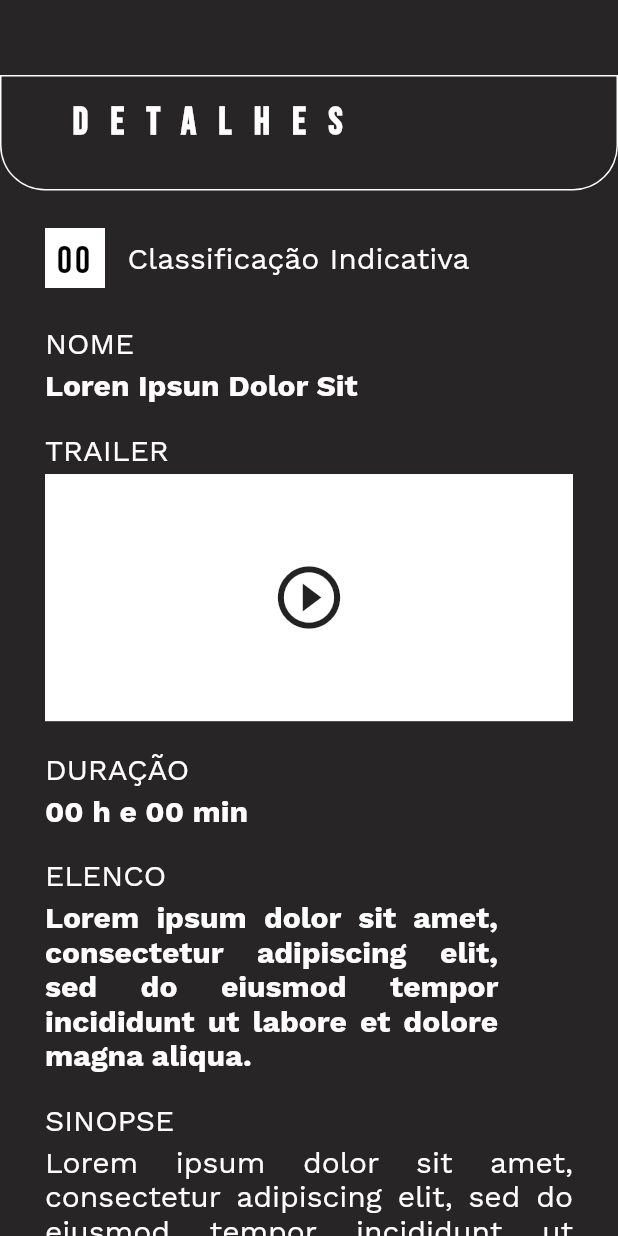
After one commit to HenriqDouglas/cine_app, a Flutter app: the Detalhes screen opened directly, on a phone screen of 412 x 824 dp. The commit adds this screen. Run offline on Flutter 3.47's test engine with Material 2 defaults, Android fonts, the phone set to English and light mode, and no system bars; our stand-ins replace carousel_slider.

Commit message:
tela Detalhes.dart

```diff
--- a/lib/Telas/Carrinho.dart
+++ b/lib/Telas/Carrinho.dart
@@ -49,7 +49,6 @@ class _CarrinhoState extends State<Carrinho> {
             //CORPO
             Expanded(
                 child: Container(
-                  //height: MediaQuery.of(context).size.height,
                   width: MediaQuery.of(context).size.width,
                   child: SingleChildScrollView(
                       scrollDirection: Axis.vertical,
--- /dev/null
+++ b/lib/Telas/Detalhes.dart
@@ -0,0 +1,379 @@
+import 'package:flutter/material.dart';
+
+class Detalhes extends StatefulWidget {
+  @override
+  _DetalhesState createState() => _DetalhesState();
+}
+
+class _DetalhesState extends State<Detalhes> {
+  @override
+  Widget build(BuildContext context) {
+    return Scaffold(
+      body: Container(
+        height: MediaQuery.of(context).size.height,
+        width: MediaQuery.of(context).size.width,
+        decoration: BoxDecoration(
+          color: Color.fromRGBO(39, 37, 38, 1),
+        ),
+        child: Column(
+          children: [
+
+            //TOPO
+            Container(
+              margin: EdgeInsets.only(top: 50),
+              width: MediaQuery.of(context).size.width,
+              decoration: BoxDecoration(
+                color: Color.fromRGBO(39, 37, 38, 1),
+                border: Border.all(color: Colors.white),
+                borderRadius: BorderRadius.only(
+                    bottomLeft: Radius.circular(30),
+                    bottomRight: Radius.circular(30)
+                ),
+              ),
+              padding: EdgeInsets.only(top: 15, bottom: 30, left: 40),
+              child: Text(
+                "DETALHES",
+                textAlign: TextAlign.start,
+                style: TextStyle(
+                  fontSize: 25,
+                  color: Colors.white,
+                  decoration: TextDecoration.none,
+                  fontWeight: FontWeight.bold,
+                  letterSpacing: 15,
+                  fontFamily: "BebasNeue",
+                ),
+              ),
+            ),
+
+            //CORPO
+            Expanded(
+                child: Container(
+                  width: MediaQuery.of(context).size.width,
+                  child: SingleChildScrollView(
+                    scrollDirection: Axis.vertical,
+                    child: Column(
+                      crossAxisAlignment: CrossAxisAlignment.start,
+                      children: [
+
+                        Container(
+                          margin: EdgeInsets.only(top: 20),
+                          height: 50,
+                          child: Row(
+                            children: [
+                              Container(
+                                margin: EdgeInsets.only(left: 30),
+                                padding: EdgeInsets.only(top: 7),
+                                height: 40,
+                                width: 40,
+                                decoration: BoxDecoration(
+                                  color: Colors.white
+                                ),
+                                child: Text(
+                                  "00",
+                                    textAlign: TextAlign.center,
+                                    style: TextStyle(
+                                      fontSize: 25,
+                                      color: Colors.black,
+                                      letterSpacing: 2,
+                                      decoration: TextDecoration.none,
+                                      fontWeight: FontWeight.normal,
+                                      fontFamily: "BebasNeue",
+                                    )
+                                ),
+                              ),
+                              Padding(
+                                  padding: EdgeInsets.only(left: 15),
+                                child: Text(
+                                    "Classificação Indicativa",
+                                    textAlign: TextAlign.center,
+                                    style: TextStyle(
+                                      fontSize: 20,
+                                      color: Colors.white,
+                                      decoration: TextDecoration.none,
+                                      fontWeight: FontWeight.normal,
+                                      fontFamily: "WorkSans",
+                                    )
+                                ),
+                              )
+                            ],
+                          ),
+                        ),
+
+                        Column(
+                          crossAxisAlignment: CrossAxisAlignment.start,
+                          children: [
+                            Padding(
+                                padding: EdgeInsets.only(top: 20, left: 30),
+                              child: Text(
+                                  "NOME",
+                                  textAlign: TextAlign.start,
+                                  style: TextStyle(
+                                    fontSize: 20,
+                                    color: Colors.white,
+                                    decoration: TextDecoration.none,
+                                    fontWeight: FontWeight.normal,
+                                    fontFamily: "WorkSans",
+                                  )
+                              ),
+                            ),
+                            Padding(
+                              padding: EdgeInsets.only(top: 5, left: 30),
+                              child: Text(
+                                  "Loren Ipsun Dolor Sit",
+                                  textAlign: TextAlign.start,
+                                  style: TextStyle(
+                                    fontSize: 20,
+                                    color: Colors.white,
+                                    decoration: TextDecoration.none,
+                                    fontWeight: FontWeight.bold,
+                                    fontFamily: "WorkSans",
+                                  )
+                              ),
+                            )
+                          ],
+                        ),
+
+                        Padding(
+                          padding: EdgeInsets.only(top: 20, left: 30, right: 30),
+                          child: Column(
+                            crossAxisAlignment: CrossAxisAlignment.start,
+                            children: [
+                              Text(
+                                  "TRAILER",
+                                  textAlign: TextAlign.start,
+                                  style: TextStyle(
+                                    fontSize: 20,
+                                    color: Colors.white,
+                                    decoration: TextDecoration.none,
+                                    fontWeight: FontWeight.normal,
+                                    fontFamily: "WorkSans",
+                                  )
+                              ),
+                              Container(
+                                margin: EdgeInsets.only(top: 5),
+                                height: MediaQuery.of(context).size.width/2.5,
+                                width: MediaQuery.of(context).size.width,
+                                decoration: BoxDecoration(
+                                    color: Colors.white
+                                ),
+                                child: Icon(
+                                  Icons.play_circle_outline,
+                                  size: 50,
+                                ),
+                              )
+                            ],
+                          ),
+                        ),
+
+                        Padding(
+                          padding: EdgeInsets.only(top: 20, left: 30, right: 30),
+                          child: Column(
+                            crossAxisAlignment: CrossAxisAlignment.start,
+                            children: [
+                              Text(
+                                  "DURAÇÃO",
+                                  textAlign: TextAlign.start,
+                                  style: TextStyle(
+                                    fontSize: 20,
+                                    color: Colors.white,
+                                    decoration: TextDecoration.none,
+                                    fontWeight: FontWeight.normal,
+                                    fontFamily: "WorkSans",
+                                  )
+                              ),
+                              Container(
+                                margin: EdgeInsets.only(top: 5),
+                                child: Text(
+                                    "00 h e 00 min",
+                                    textAlign: TextAlign.start,
+                                    style: TextStyle(
+                                      fontSize: 20,
+                                      color: Colors.white,
+                                      decoration: TextDecoration.none,
+                                      fontWeight: FontWeight.bold,
+                                      fontFamily: "WorkSans",
+                                    )
+                                ),
+                              )
+                            ],
+                          ),
+                        ),
+
+                        Padding(
+                          padding: EdgeInsets.only(top: 20, left: 30, right: 30),
+                          child: Column(
+                            crossAxisAlignment: CrossAxisAlignment.start,
+                            children: [
+                              Text(
+                                  "ELENCO",
+                                  textAlign: TextAlign.start,
+                                  style: TextStyle(
+                                    fontSize: 20,
+                                    color: Colors.white,
+                                    decoration: TextDecoration.none,
+                                    fontWeight: FontWeight.normal,
+                                    fontFamily: "WorkSans",
+                                  )
+                              ),
+                              Container(
+                                margin: EdgeInsets.only(top: 5, right: 50),
+                                child: Text(
+                                    "Lorem ipsum dolor sit amet, consectetur adipiscing elit, sed do eiusmod tempor incididunt ut labore et dolore magna aliqua.",
+                                    textAlign: TextAlign.justify,
+                                    style: TextStyle(
+                                      fontSize: 20,
+                                      color: Colors.white,
+                                      decoration: TextDecoration.none,
+                                      fontWeight: FontWeight.bold,
+                                      fontFamily: "WorkSans",
+                                    )
+                                ),
+                              )
+                            ],
+                          ),
+                        ),
+
+                        Padding(
+                          padding: EdgeInsets.only(top: 20, left: 30, right: 30),
+                          child: Column(
+                            crossAxisAlignment: CrossAxisAlignment.start,
+                            children: [
+                              Text(
+                                  "SINOPSE",
+                                  textAlign: TextAlign.start,
+                                  style: TextStyle(
+                                    fontSize: 20,
+                                    color: Colors.white,
+                                    decoration: TextDecoration.none,
+                                    fontWeight: FontWeight.normal,
+                                    fontFamily: "WorkSans",
+                                  )
+                              ),
+                              Container(
+                                margin: EdgeInsets.only(top: 5),
+                                child: Text(
+                                    "Lorem ipsum dolor sit amet, consectetur adipiscing elit, sed do eiusmod tempor incididunt ut labore et dolore magna aliqua. Ut enim ad minim veniam, quis nostrud exercitation ullamco laboris nisi ut aliquip ex ea commodo consequat. Duis aute irure dolor in reprehenderit in voluptate velit esse cillum dolore eu fugiat nulla pariatur. Excepteur sint occaecat cupidatat non proident, sunt in culpa qui officia deserunt mollit anim id est laborum.",
+                                    textAlign: TextAlign.justify,
+                                    style: TextStyle(
+                                      fontSize: 20,
+                                      color: Colors.white,
+                                      decoration: TextDecoration.none,
+                                      fontFamily: "WorkSans",
+                                    )
+                                ),
+                              )
+                            ],
+                          ),
+                        ),
+
+                        Padding(
+                          padding: EdgeInsets.only(top: 20, left: 30, right: 30),
+                          child: Column(
+                            crossAxisAlignment: CrossAxisAlignment.start,
+                            children: [
+                              Text(
+                                  "DIREÇÃO",
+                                  textAlign: TextAlign.start,
+                                  style: TextStyle(
+                                    fontSize: 20,
+                                    color: Colors.white,
+                                    decoration: TextDecoration.none,
+                                    fontWeight: FontWeight.normal,
+                                    fontFamily: "WorkSans",
+                                  )
+                              ),
+                              Container(
+                                margin: EdgeInsets.only(top: 5),
+                                child: Text(
+                                    "Lorem ipsum dolor",
+                                    textAlign: TextAlign.justify,
+                                    style: TextStyle(
+                                      fontSize: 20,
+                                      color: Colors.white,
+                                      decoration: TextDecoration.none,
+                                      fontFamily: "WorkSans",
+                                    )
+                                ),
+                              )
+                            ],
+                          ),
+                        ),
+
+                        Padding(
+                          padding: EdgeInsets.only(top: 20, left: 30, right: 30),
+                          child: Column(
+                            crossAxisAlignment: CrossAxisAlignment.start,
+                            children: [
+                              Text(
+                                  "DISTRIBUIDOR",
+                                  textAlign: TextAlign.start,
+                                  style: TextStyle(
+                                    fontSize: 20,
+                                    color: Colors.white,
+                                    decoration: TextDecoration.none,
+                                    fontWeight: FontWeight.normal,
+                                    fontFamily: "WorkSans",
+                                  )
+                              ),
+                              Container(
+                                margin: EdgeInsets.only(top: 5),
+                                child: Text(
+                                    "Lorem ipsum dolor",
+                                    textAlign: TextAlign.justify,
+                                    style: TextStyle(
+                                      fontSize: 20,
+                                      color: Colors.white,
+                                      decoration: TextDecoration.none,
+                                      fontFamily: "WorkSans",
+                                    )
+                                ),
+                              )
+                            ],
+                          ),
+                        ),
+
+                        Padding(
+                          padding: EdgeInsets.only(top: 20, left: 30, right: 30),
+                          child: Column(
+                            crossAxisAlignment: CrossAxisAlignment.start,
+                            children: [
+                              Text(
+                                  "PAÍS DE ORIGEM",
+                                  textAlign: TextAlign.start,
+                                  style: TextStyle(
+                                    fontSize: 20,
+                                    color: Colors.white,
+                                    decoration: TextDecoration.none,
+                                    fontWeight: FontWeight.normal,
+                                    fontFamily: "WorkSans",
+                                  )
+                              ),
+                              Container(
+                                margin: EdgeInsets.only(top: 5, bottom: 50),
+                                child: Text(
+                                    "Lorem ipsum dolor",
+                                    textAlign: TextAlign.justify,
+                                    style: TextStyle(
+                                      fontSize: 20,
+                                      color: Colors.white,
+                                      decoration: TextDecoration.none,
+                                      fontFamily: "WorkSans",
+                                    )
+                                ),
+                              )
+                            ],
+                          ),
+                        )
+
+                      ],
+                    ),
+                  ),
+                )
+            )
+
+          ],
+        ),
+      ),
+    );
+  }
+}
--- a/lib/Telas/Home.dart
+++ b/lib/Telas/Home.dart
@@ -1,4 +1,5 @@
 import 'package:cine_app/Telas/Carrinho.dart';
+import 'package:cine_app/Telas/Detalhes.dart';
 import 'package:cine_app/Telas/Perfil.dart';
 import 'package:flutter/material.dart';
 import 'package:carousel_slider/carousel_slider.dart';
@@ -21,6 +22,13 @@ class _HomeState extends State<Home> {
     Navigator.push(
         context,
         MaterialPageRoute(builder: (context)=>Carrinho())
+    );
+  }
+
+  _abrirDetalhes(){
+    Navigator.push(
+        context,
+        MaterialPageRoute(builder: (context)=>Detalhes())
     );
   }
 
@@ -148,6 +156,7 @@ class _HomeState extends State<Home> {
                               size: 40,
                             ),
                           ),
+                          onTap: _abrirDetalhes,
                         ),
                         GestureDetector(
                           child: Padding(
```
